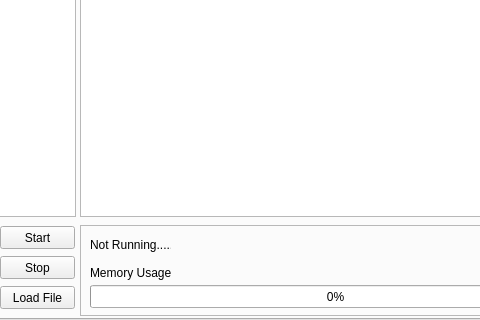
Above: src/mainwindow.ui from stearnsbq/BYRON_STEARNS_CMSC312_2019 before the change; both pictures show x 192 to 672 and y 280 to 600 of the 800 by 600 pixel window. Below: the same form after it.
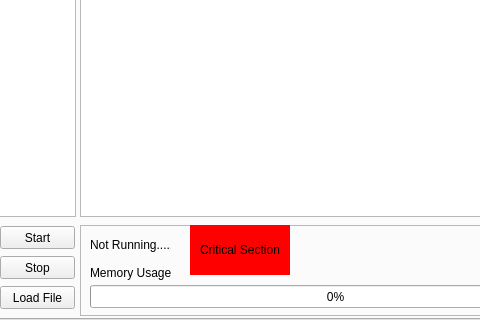
That is the form after the change.

What changed in the file:
```diff
--- a/src/mainwindow.ui
+++ b/src/mainwindow.ui
@@ -306,6 +306,44 @@
         <string>Memory Usage</string>
        </property>
       </widget>
+      <widget class="QFrame" name="criticalSecFrame">
+       <property name="geometry">
+        <rect>
+         <x>110</x>
+         <y>0</y>
+         <width>100</width>
+         <height>50</height>
+        </rect>
+       </property>
+       <property name="styleSheet">
+        <string notr="true">background-color: red;</string>
+       </property>
+       <property name="frameShape">
+        <enum>QFrame::StyledPanel</enum>
+       </property>
+       <property name="frameShadow">
+        <enum>QFrame::Raised</enum>
+       </property>
+       <widget class="QLabel" name="criticalSec">
+        <property name="geometry">
+         <rect>
+          <x>0</x>
+          <y>0</y>
+          <width>100</width>
+          <height>50</height>
+         </rect>
+        </property>
+        <property name="text">
+         <string>Critical Section</string>
+        </property>
+        <property name="textFormat">
+         <enum>Qt::PlainText</enum>
+        </property>
+        <property name="alignment">
+         <set>Qt::AlignCenter</set>
+        </property>
+       </widget>
+      </widget>
      </widget>
      <widget class="QPushButton" name="startSim">
       <property name="geometry">
```
Left out of the diff: 2 changed lines with no effect on the pictures.
